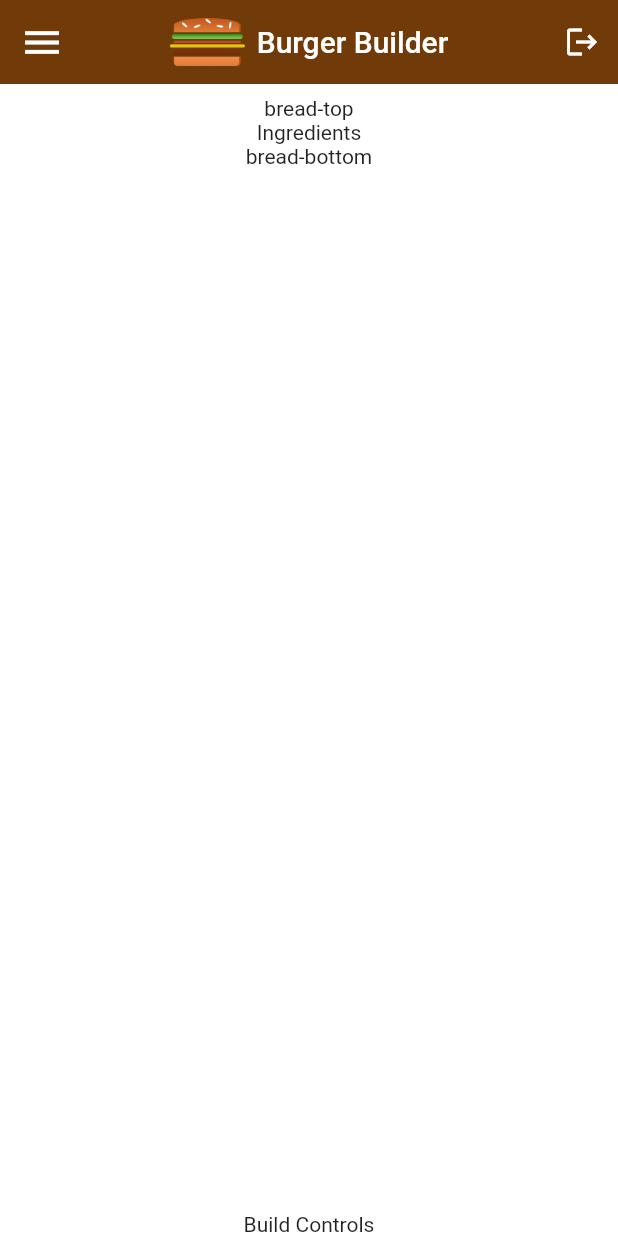
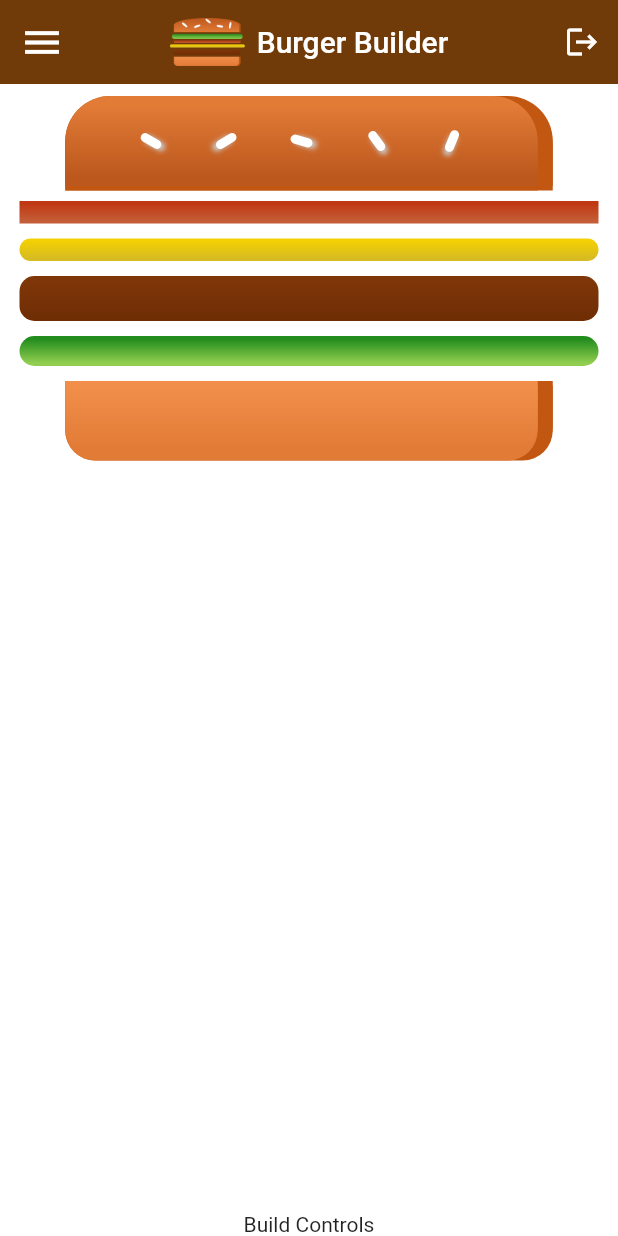
Before and after one commit to sumithpdd/BurgerBuilder, a Flutter app: the screen it shows after launch, on a phone screen of 412 x 824 dp. Run offline on Flutter 3.47's test engine with Material 2 defaults, Android fonts, the phone set to English and light mode, and no system bars.

Commit message:
dynamic burger with ingredients

```diff
--- /dev/null
+++ b/burger_builder/lib/models/user_order_model.dart
@@ -0,0 +1,14 @@
+import 'package:burger_builder/models/ingredients_model.dart';
+
+class UserOrderModel {
+  final String customer;
+  final List<UserSelectedIngredientModel> userIngredients;
+  double totalPrice;
+  UserOrderModel({this.customer, this.userIngredients, this.totalPrice});
+}
+
+class UserSelectedIngredientModel {
+  IngredientsModel ingredient;
+  int count;
+  UserSelectedIngredientModel({this.ingredient, this.count});
+}
--- a/burger_builder/lib/screens/burger.dart
+++ b/burger_builder/lib/screens/burger.dart
@@ -1,3 +1,5 @@
+import 'package:burger_builder/models/dummy_data.dart';
+import 'package:burger_builder/widgets/burger_ingredient.dart';
 import 'package:flutter/material.dart';
 
 class Burger extends StatefulWidget {
@@ -8,6 +10,7 @@ class Burger extends StatefulWidget {
 }
 
 class _BurgerState extends State<Burger> {
+  List<Widget> ingredientsList = [];
   @override
   Widget build(BuildContext context) {
     return Container(
@@ -19,9 +22,12 @@ class _BurgerState extends State<Burger> {
               Column(
                 crossAxisAlignment: CrossAxisAlignment.center,
                 children: [
-                  Text("bread-top"),
-                  Text("Ingredients"),
-                  Text("bread-bottom"),
+                  BurgerIngredient(type: "bread-top"),
+                  new ListView(
+                    shrinkWrap: true,
+                    children: transformedIngredients,
+                  ),
+                  BurgerIngredient(type: "bread-bottom"),
                 ],
               ),
             ],
@@ -30,4 +36,11 @@ class _BurgerState extends State<Burger> {
       ),
     );
   }
+
+  get transformedIngredients {
+    for (var ingredient in dummyData) {
+      ingredientsList.add(BurgerIngredient(type: ingredient.name));
+    }
+    return ingredientsList;
+  }
 }
--- /dev/null
+++ b/burger_builder/lib/widgets/burger_ingredient.dart
@@ -0,0 +1,367 @@
+import 'package:burger_builder/helpers/app_constants.dart';
+import 'package:flutter/material.dart';
+import 'dart:math' as math;
+
+class BurgerIngredient extends StatefulWidget {
+  final String type;
+
+  const BurgerIngredient({Key key, this.type}) : super(key: key);
+
+  @override
+  _BurgerIngredientState createState() => _BurgerIngredientState();
+}
+
+class _BurgerIngredientState extends State<BurgerIngredient> {
+  @override
+  Widget build(BuildContext context) {
+    const double BURGER_WIDTH = 325;
+    var ingredient;
+    switch (widget.type) {
+      case ('bread-top'):
+        ingredient = Padding(
+          padding: const EdgeInsets.only(bottom: 5.0),
+          child: Stack(
+            children: [
+              Container(
+                height: 60,
+                width: BURGER_WIDTH,
+                decoration: BoxDecoration(
+                  color: AppConstants.hexToColor(
+                      AppConstants.INGREDIENT_BREAD_TOP_COLOR),
+                  borderRadius: BorderRadius.only(
+                    topLeft: Radius.circular(30),
+                    topRight: Radius.circular(30),
+                  ),
+                  gradient: LinearGradient(
+                      begin: Alignment.topCenter,
+                      end: Alignment.bottomCenter,
+                      stops: [
+                        0.1,
+                        0.9
+                      ],
+                      colors: [
+                        AppConstants.hexToColor("#C15711"),
+                        AppConstants.hexToColor("#C15711")
+                      ]),
+                  boxShadow: [
+                    BoxShadow(
+                      color: AppConstants.hexToColor("#c15711"),
+                      offset: Offset(0, 3), // changes position of shadow
+                    ),
+                  ],
+                ),
+                child: Padding(
+                  padding: const EdgeInsets.all(10.0),
+                  child: SeedsWidget(),
+                ),
+              ),
+              Container(
+                height: 60,
+                width: 315,
+                decoration: BoxDecoration(
+                  color: AppConstants.hexToColor("#e27b36"),
+                  borderRadius: BorderRadius.only(
+                    topLeft: Radius.circular(30),
+                    topRight: Radius.circular(30),
+                  ),
+                  gradient: LinearGradient(
+                      begin: Alignment.topCenter,
+                      end: Alignment.bottomCenter,
+                      stops: [
+                        0.1,
+                        0.9
+                      ],
+                      colors: [
+                        AppConstants.hexToColor("#e27b36"),
+                        AppConstants.hexToColor("#bc581e"),
+                      ]),
+                  boxShadow: [
+                    BoxShadow(
+                      color: AppConstants.hexToColor("#c15711"),
+                      offset: Offset(0, 3), // changes position of shadow
+                    ),
+                  ],
+                ),
+                child: Padding(
+                  padding: const EdgeInsets.all(10.0),
+                  child: SeedsWidget(),
+                ),
+              ),
+            ],
+          ),
+        );
+        break;
+      case ('bread-bottom'):
+        ingredient = Padding(
+          padding: const EdgeInsets.only(top: 5.0),
+          child: Stack(
+            children: [
+              Container(
+                height: 50,
+                width: BURGER_WIDTH,
+                decoration: BoxDecoration(
+                  color: AppConstants.hexToColor("#c15711"),
+                  borderRadius: BorderRadius.only(
+                    bottomLeft: Radius.circular(20),
+                    bottomRight: Radius.circular(20),
+                  ),
+                  boxShadow: [
+                    BoxShadow(
+                      color: AppConstants.hexToColor("#c15711"),
+                      offset: Offset(0, 3), // changes position of shadow
+                    ),
+                  ],
+                ),
+              ),
+              Container(
+                  height: 50,
+                  width: 315,
+                  decoration: BoxDecoration(
+                    color: AppConstants.hexToColor("#e27b36"),
+                    borderRadius: BorderRadius.only(
+                      bottomLeft: Radius.circular(20),
+                      bottomRight: Radius.circular(20),
+                    ),
+                    gradient: LinearGradient(
+                        begin: Alignment.topCenter,
+                        end: Alignment.bottomCenter,
+                        stops: [
+                          0.1,
+                          0.9
+                        ],
+                        colors: [
+                          AppConstants.hexToColor("#F08E4A"),
+                          AppConstants.hexToColor("#e27b36")
+                        ]),
+                    boxShadow: [
+                      BoxShadow(
+                        color: AppConstants.hexToColor("#e27b36"),
+                        offset: Offset(0, 3), // changes position of shadow
+                      ),
+                    ],
+                  )),
+            ],
+          ),
+        );
+        break;
+
+      case ('meat'):
+        ingredient = Padding(
+          padding: const EdgeInsets.all(5.0),
+          child: Container(
+              width: BURGER_WIDTH,
+              height: 30,
+              decoration: BoxDecoration(
+                color:
+                    AppConstants.hexToColor(AppConstants.INGREDIENT_MEAT_COLOR),
+                borderRadius: BorderRadius.all(
+                  Radius.circular(10),
+                ),
+                gradient: LinearGradient(
+                    begin: Alignment.topCenter,
+                    end: Alignment.bottomCenter,
+                    stops: [
+                      0.1,
+                      0.9
+                    ],
+                    colors: [
+                      AppConstants.hexToColor("#7f3608"),
+                      AppConstants.hexToColor("#702e05")
+                    ]),
+              )),
+        );
+        break;
+      case ('cheese'):
+        ingredient = Padding(
+          padding: const EdgeInsets.all(5.0),
+          child: Container(
+            height: 15,
+            width: 355,
+            decoration: BoxDecoration(
+              color:
+                  AppConstants.hexToColor(AppConstants.INGREDIENT_CHEESE_COLOR),
+              borderRadius: BorderRadius.all(
+                Radius.circular(10),
+              ),
+              gradient: LinearGradient(
+                  begin: Alignment.topCenter,
+                  end: Alignment.bottomCenter,
+                  stops: [
+                    0.1,
+                    0.9
+                  ],
+                  colors: [
+                    AppConstants.hexToColor("#f4d004"),
+                    AppConstants.hexToColor("#d6bb22")
+                  ]),
+            ),
+          ),
+        );
+        break;
+      case ('bacon'):
+        ingredient = Padding(
+          padding: const EdgeInsets.all(5.0),
+          child: Container(
+            height: 15,
+            width: BURGER_WIDTH,
+            decoration: BoxDecoration(
+              color:
+                  AppConstants.hexToColor(AppConstants.INGREDIENT_BACON_COLOR),
+              gradient: LinearGradient(
+                  begin: Alignment.topCenter,
+                  end: Alignment.bottomCenter,
+                  stops: [
+                    0.1,
+                    0.9
+                  ],
+                  colors: [
+                    AppConstants.hexToColor("#bf3813"),
+                    AppConstants.hexToColor("#c45e38")
+                  ]),
+            ),
+          ),
+        );
+        break;
+      case ('salad'):
+        ingredient = Padding(
+          padding: const EdgeInsets.all(5.0),
+          child: Container(
+            height: 20,
+            width: 340,
+            decoration: BoxDecoration(
+              color:
+                  AppConstants.hexToColor(AppConstants.INGREDIENT_SALAD_COLOR),
+              gradient: LinearGradient(
+                  begin: Alignment.topCenter,
+                  end: Alignment.bottomCenter,
+                  stops: [
+                    0.1,
+                    0.9
+                  ],
+                  colors: [
+                    AppConstants.hexToColor("#228c1d"),
+                    AppConstants.hexToColor("#91ce50")
+                  ]),
+              borderRadius: BorderRadius.only(
+                topLeft: Radius.circular(10),
+                bottomLeft: Radius.circular(10),
+                bottomRight: Radius.circular(10),
+                topRight: Radius.circular(10),
+              ),
+            ),
+          ),
+        );
+        break;
+      default:
+        ingredient = null;
+    }
+
+    return ingredient;
+  }
+}
+
+class SeedsWidget extends StatelessWidget {
+  const SeedsWidget({
+    Key key,
+  }) : super(key: key);
+
+  @override
+  Widget build(BuildContext context) {
+    return Row(
+      mainAxisAlignment: MainAxisAlignment.spaceEvenly,
+      crossAxisAlignment: CrossAxisAlignment.center,
+      children: [
+        Transform.rotate(
+          angle: -math.pi / 3,
+          child: Container(
+            height: 15,
+            width: 6,
+            decoration: BoxDecoration(
+                borderRadius: BorderRadius.circular(30),
+                color: Colors.white,
+                boxShadow: [
+                  BoxShadow(
+                    color: AppConstants.hexToColor(
+                        AppConstants.INGREDIENT_SEED_COLOR),
+                    blurRadius: 2,
+                    offset: Offset(0, 3), // changes position of shadow
+                  ),
+                ]),
+          ),
+        ),
+        Transform.rotate(
+          angle: 45,
+          child: Container(
+            height: 15,
+            width: 6,
+            decoration: BoxDecoration(
+                borderRadius: BorderRadius.circular(30),
+                color: Colors.white,
+                boxShadow: [
+                  BoxShadow(
+                    color: AppConstants.hexToColor(
+                        AppConstants.INGREDIENT_SEED_COLOR),
+                    blurRadius: 2,
+                    offset: Offset(0, 3), // changes position of shadow
+                  ),
+                ]),
+          ),
+        ),
+        Transform.rotate(
+          angle: 5,
+          child: Container(
+            height: 15,
+            width: 6,
+            decoration: BoxDecoration(
+                borderRadius: BorderRadius.circular(30),
+                color: Colors.white,
+                boxShadow: [
+                  BoxShadow(
+                    color: AppConstants.hexToColor(
+                        AppConstants.INGREDIENT_SEED_COLOR),
+                    blurRadius: 2,
+                    offset: Offset(0, 3), // changes position of shadow
+                  ),
+                ]),
+          ),
+        ),
+        Transform.rotate(
+          angle: -math.pi / 5,
+          child: Container(
+            height: 15,
+            width: 6,
+            decoration: BoxDecoration(
+                borderRadius: BorderRadius.circular(30),
+                color: Colors.white,
+                boxShadow: [
+                  BoxShadow(
+                    color: AppConstants.hexToColor(
+                        AppConstants.INGREDIENT_SEED_COLOR),
+                    blurRadius: 2,
+                    offset: Offset(0, 3), // changes position of shadow
+                  ),
+                ]),
+          ),
+        ),
+        Transform.rotate(
+          angle: math.pi / 8,
+          child: Container(
+            height: 15,
+            width: 6,
+            decoration: BoxDecoration(
+                borderRadius: BorderRadius.circular(30),
+                color: Colors.white,
+                boxShadow: [
+                  BoxShadow(
+                    color: AppConstants.hexToColor(
+                        AppConstants.INGREDIENT_SEED_COLOR),
+                    blurRadius: 2,
+                    offset: Offset(0, 3), // changes position of shadow
+                  ),
+                ]),
+          ),
+        ),
+      ],
+    );
+  }
+}
```
